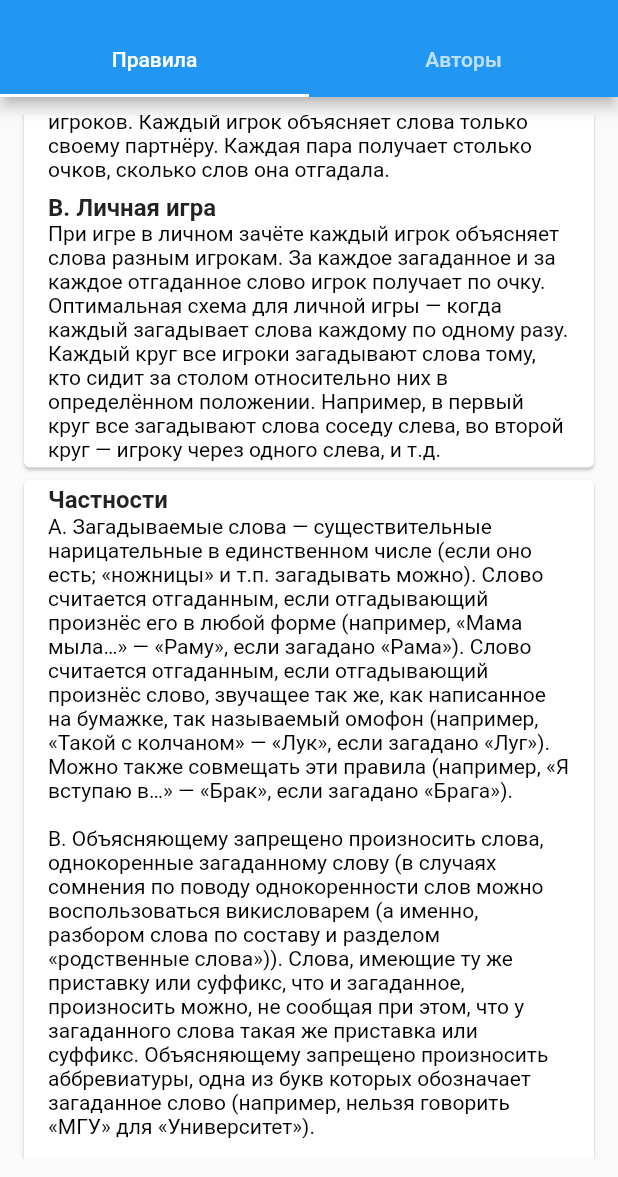
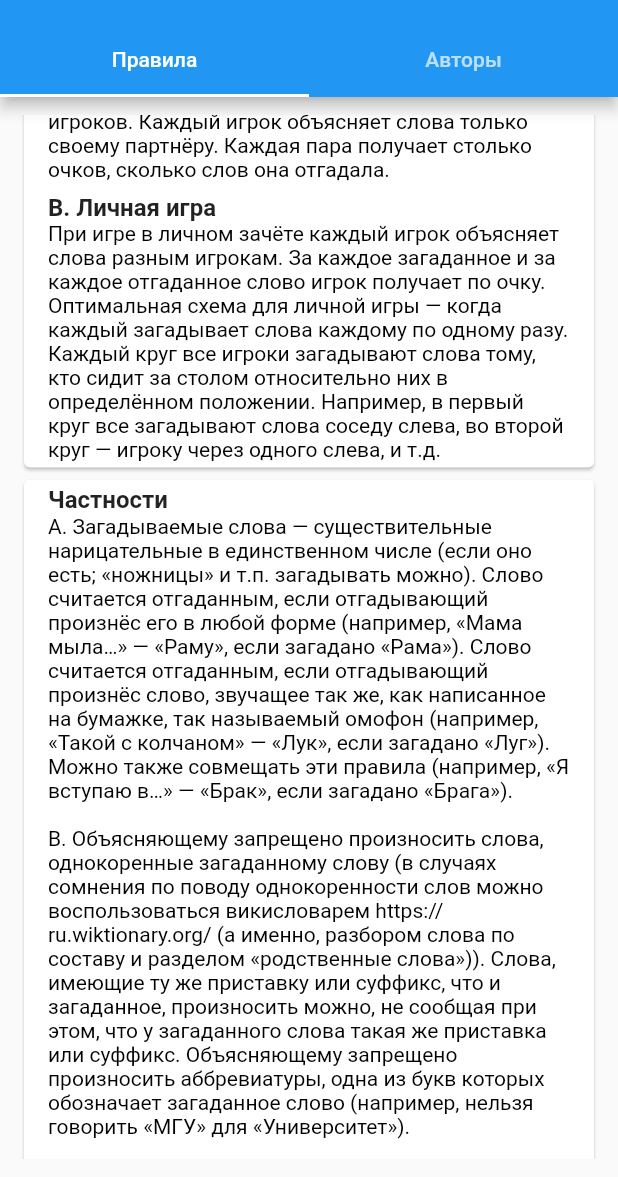
Before and after one commit to sashkent3/beret, a Flutter app: the Info screen opened directly, scrolled down 576 dp, on a phone screen of 412 x 824 dp, the part 59-1236 px from its top. Run offline on Flutter 3.47's test engine with Material 2 defaults, Android fonts, the phone set to English and light mode, and no system bars; our stand-ins replace audioplayers, flutter_cache_manager, flutter_mobx, mobx, sentry, shared_preferences; missing offline and left inert: normal; accounts and stored records are empty; generated files the repository leaves out were written again; network calls fail.

Commit message:
Updated rules section

```diff
--- a/lib/info.dart
+++ b/lib/info.dart
@@ -59,7 +59,7 @@ class Info extends StatelessWidget {
                                 fontWeight: FontWeight.bold)),
                             subtitle: Text(
                                 'A. Загадываемые слова — существительные нарицательные в единственном числе (если оно есть; «ножницы» и т.п. загадывать можно). Слово считается отгаданным, если отгадывающий произнёс его в любой форме (например, «Мама мыла…» — «Раму», если загадано «Рама»). Слово считается отгаданным, если отгадывающий произнёс слово, звучащее так же, как написанное на бумажке, так называемый омофон (например, «Такой с колчаном» — «Лук», если загадано «Луг»). Можно также совмещать эти правила (например, «Я вступаю в…» — «Брак», если загадано «Брага»).\n\n' +
-                                    'B. Объясняющему запрещено произносить слова, однокоренные загаданному слову (в случаях сомнения по поводу однокоренности слов можно воспользоваться викисловарем (а именно, разбором слова по составу и разделом «родственные слова»)). Слова, имеющие ту же приставку или суффикс, что и загаданное, произносить можно, не сообщая при этом, что у загаданного слова такая же приставка или суффикс. Объясняющему запрещено произносить аббревиатуры, одна из букв которых обозначает загаданное слово (например, нельзя говорить «МГУ» для «Университет»).\n\n' +
+                                    'B. Объясняющему запрещено произносить слова, однокоренные загаданному слову (в случаях сомнения по поводу однокоренности слов можно воспользоваться викисловарем https://ru.wiktionary.org/ (а именно, разбором слова по составу и разделом «родственные слова»)). Слова, имеющие ту же приставку или суффикс, что и загаданное, произносить можно, не сообщая при этом, что у загаданного слова такая же приставка или суффикс. Объясняющему запрещено произносить аббревиатуры, одна из букв которых обозначает загаданное слово (например, нельзя говорить «МГУ» для «Университет»).\n\n' +
                                     'C. Объясняющему запрещено произносить слова, созвучные загаданному слову (а также слова, имеющие общие морфемы с загаданным), сообщая явно или намекая при этом (например, выделяя интонацией), что слова созвучны (или имеют общие морфемы, например, «большезга»). Объясняющему запрещено произносить слова, не существующие в русском языке, если такие слова вместе с загаданным и, возможно, дополнительными буквами образуют существующее слово. Например, нельзя сказать «птеро…» (для «дактиля») — так как вместе они образуют «птеродактиль», а также «бомбо…» (для «убежища») — так как вместе они образуют «бомбоубежище».\n\n' +
                                     'D. Объясняющий не может никаким образом апеллировать к буквам и слогам загаданного слова («первая буква – такая же, как и у …», «убери последние четыре буквы», «слово из трёх слогов» и т.п.). В частности, нельзя загадывать слова, прямо называя их анаграммы (например, «анаграмма от слова рост» нельзя, а «анаграмма к слову, обозначающему высоту» можно). Также запрещено апеллировать к начертанию буквы («круглая приставка», «в середине как крест»). Однако разрешено апеллировать к частям слова, не уточняя их размер («измени начало слова», «середина – как у слова, которое …»), а также к морфемам («измени окончание», «возьми приставку, как у моей фамилии»)\n\n' +
                                     'E. Также запрещено при объяснении передавать любую информацию мимикой или жестами.\n\n' +
```
